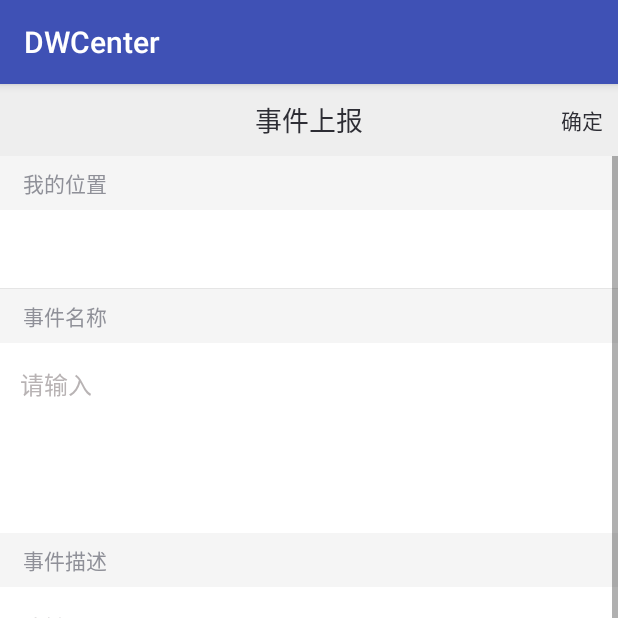
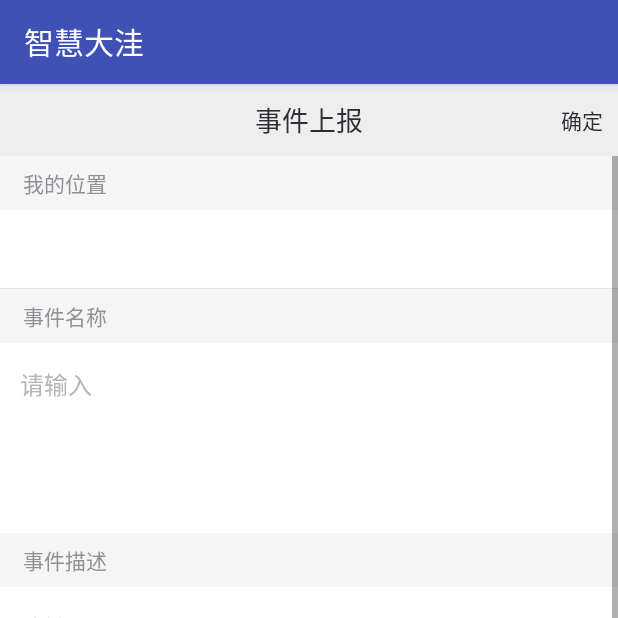
Before and after one commit to helicoptercool/yxapp, an Android app: the fragment MainSecondPagerActivity shown on its own in the app's theme, on a phone screen of 412 x 824 dp, the top half of it. Run offline under Robolectric (Android 15) with nearby library versions, the phone set to English and light mode, and no system bars; our stand-ins replace Picasso; libraries missing offline, so code that uses them is left out: com.amap.api, com.bigkoo.svprogresshud; pictures from the network do not load.

Commit message:
get task

```diff
--- a/app/src/main/java/com/ty/app/yxapp/dwcenter/network/MapService.java
+++ b/app/src/main/java/com/ty/app/yxapp/dwcenter/network/MapService.java
@@ -97,7 +97,7 @@ public class MapService extends Service implements AMapLocationListener, Weather
                 }
             }
         });
-        RetrofitHelper.getInstance().setCoordinate(manager.readSp(Constants.SP_USER_NAME), address, aMapLocation.getLongitude() + "", aMapLocation.getLatitude() + "", "", "", new RetrofitHelper.OnResultListener() {
+        RetrofitHelper.getInstance().setCoordinate(manager.readSp(Constants.SP_USER_NAME), address, aMapLocation.getLongitude() + "", aMapLocation.getLatitude() + "", aMapLocation.getCityCode(), aMapLocation.getCityCode(), new RetrofitHelper.OnResultListener() {
             @Override
             public void onResult(Result result) {
                 if(result != null){
--- a/app/src/main/java/com/ty/app/yxapp/dwcenter/ui/activities/EventDetailActivity.java
+++ b/app/src/main/java/com/ty/app/yxapp/dwcenter/ui/activities/EventDetailActivity.java
@@ -37,7 +37,7 @@ public class EventDetailActivity extends BaseActivity {
         String eventDesc = eventBody != null ? eventBody.getEvent_district_code() : "";
 //        String eventAddr = (eventBody != null ? eventBody.getEvent_x() : "") + "," + (eventBody != null ? eventBody.getEvent_y() : "");
         String eventAddr = (eventBody != null ? eventBody.getEvent_dz() : "");
-        String eventStatus = eventBody != null ? eventBody.getEvent_dlmc() : "";
+        String eventStatus = eventBody != null ? eventBody.getEvent_sjzt() : "";
         String eventTime = eventBody != null ? eventBody.getEvent_creattime() : "";
         String photoUrl = "https://cp.dawawg.com/caseplatform/file-down?id="+eventBody.getEvent_tplj();
         List<Event.EventRecord> recordList = eventBody.getEvent_record();
@@ -52,13 +52,13 @@ public class EventDetailActivity extends BaseActivity {
             }
         });
         actionBar.setCenterView(AndroidUtils.getString(R.string.event_detail));
-        actionBar.setRightView(AndroidUtils.getString(R.string.feedback_list), 0, new View.OnClickListener() {
+/*        actionBar.setRightView(AndroidUtils.getString(R.string.feedback_list), 0, new View.OnClickListener() {
             @Override
             public void onClick(View v) {
                 Intent feedBackIntent = new Intent(EventDetailActivity.this, FeedBackListActivity.class);
                 startActivity(feedBackIntent);
             }
-        });
+        });*/
 
         ScrollView scrollView = new ScrollView(this);
         LinearLayout container = new LinearLayout(this);
--- a/app/src/main/java/com/ty/app/yxapp/dwcenter/ui/activities/fragment/VideoChatFragment.java
+++ b/app/src/main/java/com/ty/app/yxapp/dwcenter/ui/activities/fragment/VideoChatFragment.java
@@ -123,7 +123,7 @@ public class VideoChatFragment extends BaseFragment implements View.OnClickListe
 
     @Override
     public void onActivityResult(int requestCode, int resultCode, Intent data) {
-        if (data.getStringExtra("return") == null) {
+        if (null == data || null == data.getStringExtra("return")) {
             return;
         }
 
--- a/app/src/main/res/layout/layout_event_item.xml
+++ b/app/src/main/res/layout/layout_event_item.xml
@@ -60,6 +60,7 @@
             android:id="@+id/tv_effective_title"
             android:layout_width="wrap_content"
             android:layout_height="wrap_content"
+            android:visibility="gone"
             android:text="无效事件"
             android:textColor="@color/roundProgressColor_svprogresshuddefault"
             />
@@ -67,7 +68,6 @@
             android:id="@+id/tv_effective"
             android:layout_width="wrap_content"
             android:layout_height="wrap_content"
-            android:layout_marginLeft="10dp"
             android:text="北京市朝阳区1号"
             />
     </LinearLayout>
--- a/app/src/main/res/values/strings.xml
+++ b/app/src/main/res/values/strings.xml
@@ -1,5 +1,5 @@
 <resources>
-    <string name="app_name">DWCenter</string>
+    <string name="app_name">智慧大洼</string>
     <string name="action_settings">Settings</string>
 
     <!-- the buttom items-->
```
